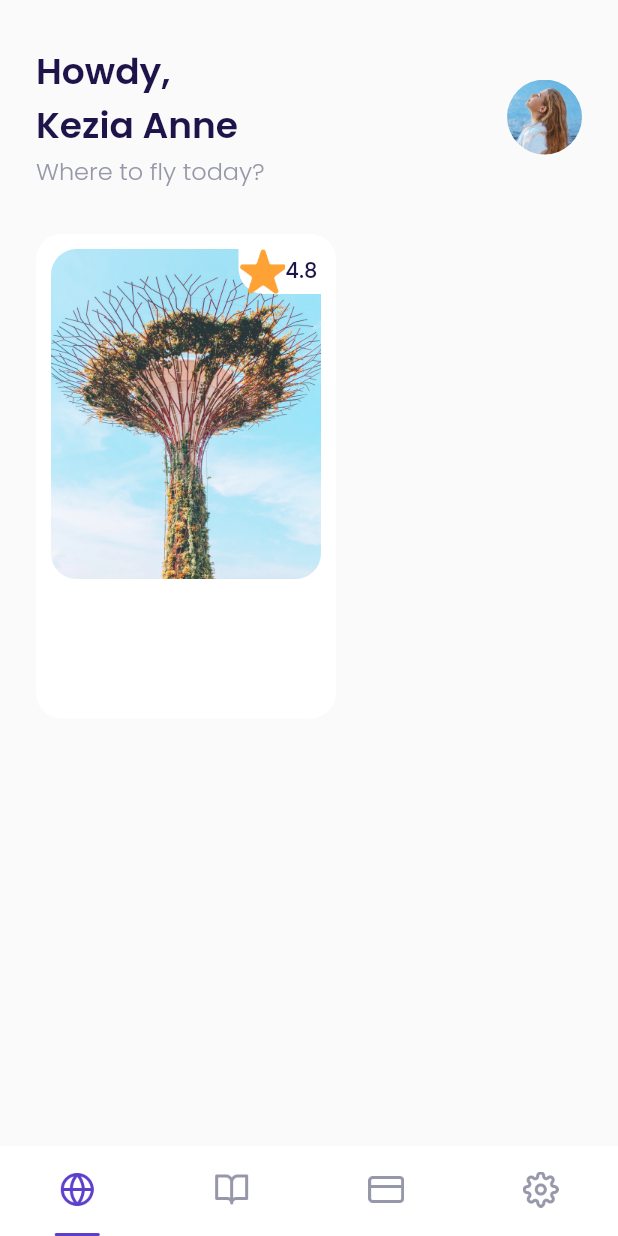
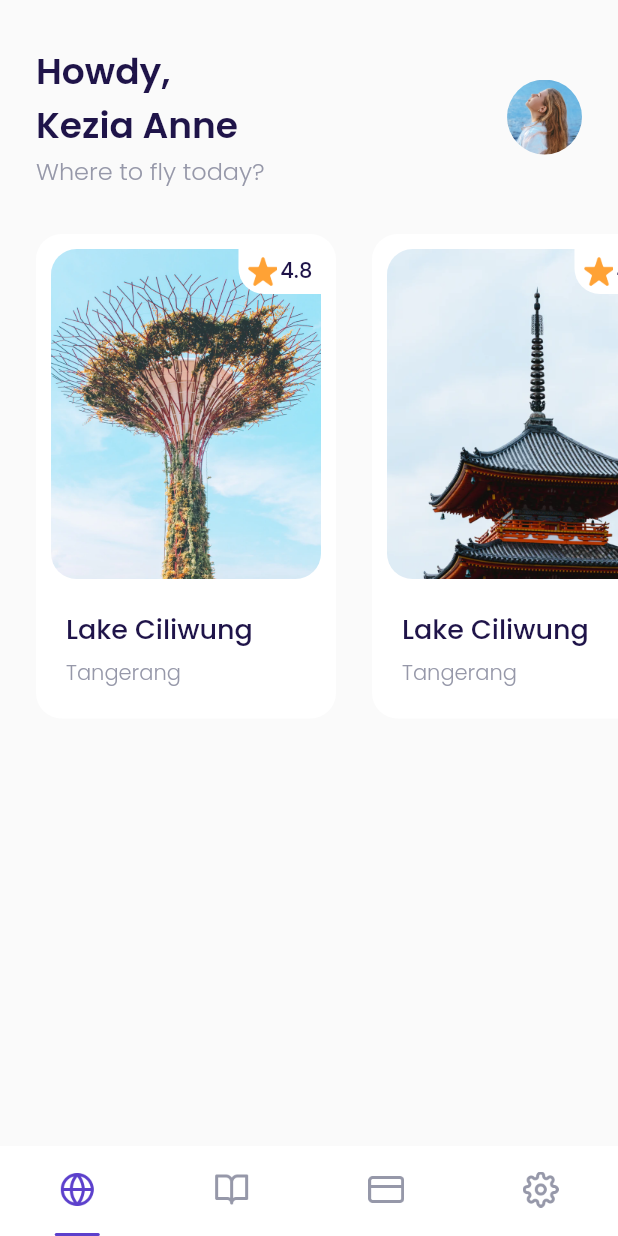
Before and after one commit to lazlanrafar/airplane, a Flutter app: the MainPage screen opened by its route, on a phone screen of 412 x 824 dp. Run offline on Flutter 3.47's test engine with Material 2 defaults, Android fonts, the phone set to English and light mode, and no system bars; our stand-ins replace google_fonts.

Commit message:
slicing popular destination section home

```diff
--- a/lib/ui/pages/home_page.dart
+++ b/lib/ui/pages/home_page.dart
@@ -1,5 +1,7 @@
 import 'package:airplane/shared/theme.dart';
 import 'package:flutter/material.dart';
+
+import '../widgets/destination_card.dart';
 
 class HomePage extends StatelessWidget {
   const HomePage({Key? key}) : super(key: key);
@@ -55,61 +57,30 @@ class HomePage extends StatelessWidget {
     Widget popularDestination() {
       return Container(
         margin: const EdgeInsets.only(top: 30),
-        child: Row(
-          children: [
-            Container(
-              width: 200,
-              height: 323,
-              margin: EdgeInsets.only(left: defaultMargin),
-              padding: const EdgeInsets.all(10),
-              decoration: BoxDecoration(
-                borderRadius: BorderRadius.circular(defaultRadius),
-                color: whiteColor,
+        child: SingleChildScrollView(
+          scrollDirection: Axis.horizontal,
+          child: Row(
+            children: const [
+              DestinationCard(
+                imgUrl: 'assets/dummy/destination/1.png',
+                city: 'Tangerang',
+                title: 'Lake Ciliwung',
+                rating: 4.8,
               ),
-              child: Column(
-                children: [
-                  Container(
-                    width: 180,
-                    height: 220,
-                    decoration: BoxDecoration(
-                      borderRadius: BorderRadius.circular(defaultRadius),
-                      image: const DecorationImage(
-                        image: AssetImage('assets/dummy/destination/1.png'),
-                        fit: BoxFit.cover,
-                      ),
-                    ),
-                    child: Align(
-                      alignment: Alignment.topRight,
-                      child: Container(
-                        width: 55,
-                        height: 30,
-                        decoration: BoxDecoration(
-                          color: whiteColor,
-                          borderRadius: BorderRadius.only(
-                            bottomLeft: Radius.circular(defaultRadius),
-                          ),
-                        ),
-                        child: Row(
-                          children: [
-                            const Image(
-                              image: AssetImage('assets/icon/ic-star.png'),
-                            ),
-                            Text(
-                              '4.8',
-                              style: blackTextStyle.copyWith(
-                                fontSize: 14,
-                                fontWeight: medium,
-                              ),
-                            ),
-                          ],
-                        ),
-                      ),
-                    ),
-                  )
-                ],
+              DestinationCard(
+                imgUrl: 'assets/dummy/destination/2.png',
+                city: 'Tangerang',
+                title: 'Lake Ciliwung',
+                rating: 4.8,
               ),
-            )
-          ],
+              DestinationCard(
+                imgUrl: 'assets/dummy/destination/3.png',
+                city: 'Tangerang',
+                title: 'Lake Ciliwung',
+                rating: 4.8,
+              ),
+            ],
+          ),
         ),
       );
     }
--- /dev/null
+++ b/lib/ui/widgets/destination_card.dart
@@ -0,0 +1,104 @@
+import 'package:flutter/material.dart';
+
+import '../../shared/theme.dart';
+
+class DestinationCard extends StatelessWidget {
+  final String imgUrl;
+  final String title;
+  final String city;
+  final double rating;
+
+  const DestinationCard({
+    Key? key,
+    required this.imgUrl,
+    required this.title,
+    required this.city,
+    required this.rating,
+  }) : super(key: key);
+
+  @override
+  Widget build(BuildContext context) {
+    return Container(
+      width: 200,
+      height: 323,
+      margin: EdgeInsets.only(left: defaultMargin),
+      padding: const EdgeInsets.all(10),
+      decoration: BoxDecoration(
+        borderRadius: BorderRadius.circular(defaultRadius),
+        color: whiteColor,
+      ),
+      child: Column(
+        crossAxisAlignment: CrossAxisAlignment.start,
+        children: [
+          Container(
+            width: 180,
+            height: 220,
+            decoration: BoxDecoration(
+              borderRadius: BorderRadius.circular(defaultRadius),
+              image: DecorationImage(
+                image: AssetImage(imgUrl),
+                fit: BoxFit.cover,
+              ),
+            ),
+            child: Align(
+              alignment: Alignment.topRight,
+              child: Container(
+                width: 55,
+                height: 30,
+                decoration: BoxDecoration(
+                  color: whiteColor,
+                  borderRadius: BorderRadius.only(
+                    bottomLeft: Radius.circular(defaultRadius),
+                  ),
+                ),
+                child: Row(
+                  mainAxisAlignment: MainAxisAlignment.center,
+                  crossAxisAlignment: CrossAxisAlignment.center,
+                  children: [
+                    const Image(
+                      image: AssetImage('assets/icon/ic-star.png'),
+                      width: 20,
+                      height: 20,
+                    ),
+                    const SizedBox(width: 2),
+                    Text(
+                      rating.toString(),
+                      style: blackTextStyle.copyWith(
+                        fontSize: 14,
+                        fontWeight: medium,
+                      ),
+                    ),
+                  ],
+                ),
+              ),
+            ),
+          ),
+          const SizedBox(height: 20),
+          Container(
+            margin: const EdgeInsets.only(left: 10),
+            child: Column(
+              crossAxisAlignment: CrossAxisAlignment.start,
+              children: [
+                Text(
+                  title,
+                  style: blackTextStyle.copyWith(
+                    fontSize: 18,
+                    fontWeight: medium,
+                  ),
+                ),
+                const SizedBox(height: 5),
+                Text(
+                  city,
+                  style: grayTextStyle.copyWith(
+                    fontSize: 14,
+                    fontWeight: light,
+                  ),
+                )
+              ],
+            ),
+          ),
+        ],
+      ),
+    );
+  }
+}
```
